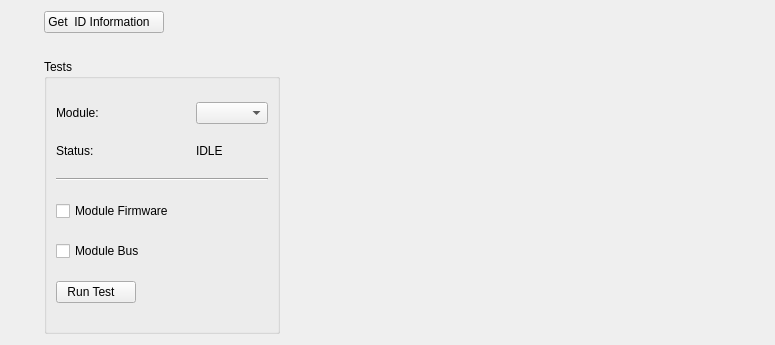
First picture: the form in slsDetectorGui/forms/form_tab_debugging.ui, repository slsdetectorgroup/slsDetectorPackage, before the edit.
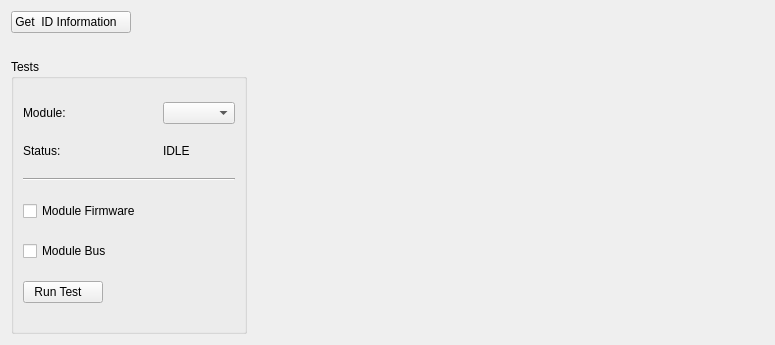
Second picture: the form after the edit. Icons and pictures are not drawn.

The edit to the form file:
```diff
--- a/slsDetectorGui/forms/form_tab_debugging.ui
+++ b/slsDetectorGui/forms/form_tab_debugging.ui
@@ -228,11 +228,11 @@
       <enum>Qt::Horizontal</enum>
      </property>
      <property name="sizeType">
-      <enum>QSizePolicy::Fixed</enum>
+      <enum>QSizePolicy::Expanding</enum>
      </property>
      <property name="sizeHint" stdset="0">
       <size>
-       <width>450</width>
+       <width>20</width>
        <height>20</height>
       </size>
      </property>
```
